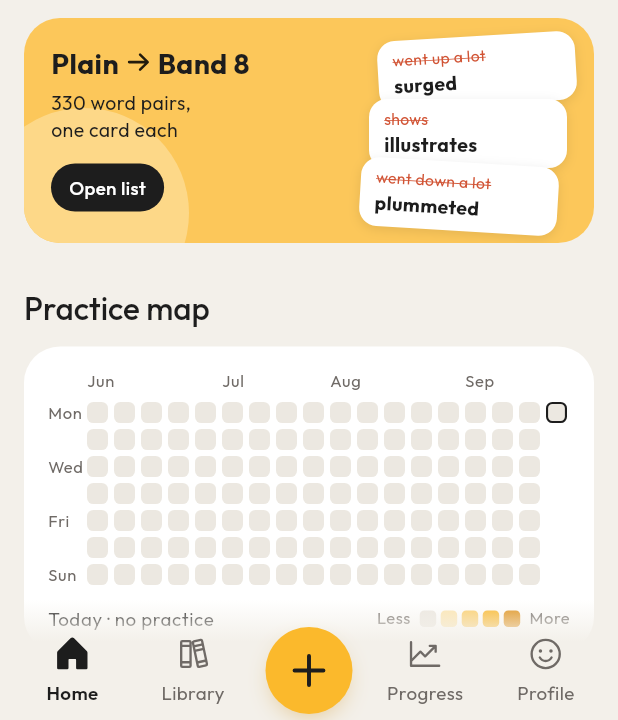
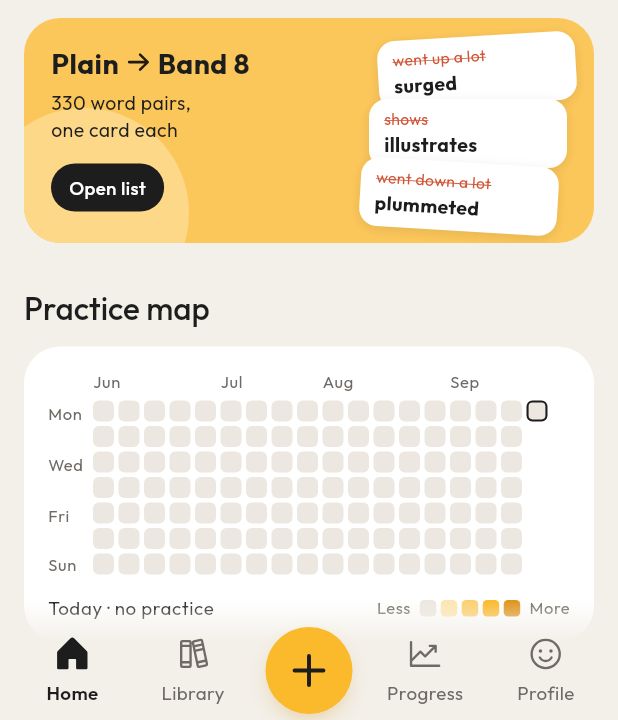
Before and after one commit to junechakma/IELTSWords, a Flutter app: the AppShell screen opened directly, on a phone screen of 412 x 824 dp, the part 516-1236 px from its top. Run offline on Flutter 3.47's test engine with Material 3 defaults, Android fonts, the phone set to English and light mode, and no system bars; drawn by our look-alikes of flutter_animate; our stand-ins replace audioplayers, flutter_local_notifications, flutter_riverpod, flutter_tts, google_fonts, phosphor_flutter and 2 more; accounts and stored records are empty.

Commit message:
Hestmap fixed

```diff
--- a/lib/home/practice_heatmap.dart
+++ b/lib/home/practice_heatmap.dart
@@ -36,20 +36,32 @@ class _PracticeHeatmapState extends State<PracticeHeatmap> {
     final label = Theme.of(context).textTheme.bodySmall?.copyWith(color: AppColors.inkSoft, fontSize: 11);
 
     return LayoutBuilder(builder: (context, c) {
-      const dayLabelW = 26.0;
-      const gap = 4.0;
-      final cell = ((c.maxWidth - dayLabelW - gap * (widget.weeks - 1)) / widget.weeks).floorToDouble();
+      const dayLabelW = 30.0;
+      const gap = 3.0;
+      // Fit the grid to the width, but never below a tappable cell size;
+      // when it doesn't fit, the grid scrolls sideways and opens at today.
+      final fitted = ((c.maxWidth - dayLabelW - gap * (widget.weeks - 1)) / widget.weeks).floorToDouble();
+      final cell = fitted < 13 ? 14.0 : fitted;
+      final scrolls = fitted < 13;
 
       final columns = <Widget>[];
       final monthLabels = <Widget>[];
-      int? lastMonth;
+      var lastLabelAt = -99;
       for (var w = 0; w < widget.weeks; w++) {
         final weekStart = firstMonday.add(Duration(days: w * 7));
-        final showMonth = weekStart.month != lastMonth && weekStart.day <= 7 || w == 0;
-        lastMonth = weekStart.month;
+        final newMonth = w == 0 || weekStart.day <= 7;
+        // Keep at least 3 weeks between labels so they never collide.
+        final showMonth = newMonth && w - lastLabelAt >= 3 && w < widget.weeks - 1;
+        if (showMonth) lastLabelAt = w;
         monthLabels.add(SizedBox(
           width: cell + (w == widget.weeks - 1 ? 0 : gap),
-          child: showMonth ? Text(_months[weekStart.month - 1], style: label, overflow: TextOverflow.visible, softWrap: false) : null,
+          child: showMonth
+              ? OverflowBox(
+                  alignment: Alignment.centerLeft,
+                  maxWidth: 40,
+                  child: Text(_months[weekStart.month - 1], style: label, softWrap: false),
+                )
+              : null,
         ));
 
         columns.add(Padding(
@@ -70,10 +82,10 @@ class _PracticeHeatmapState extends State<PracticeHeatmap> {
                       margin: EdgeInsets.only(bottom: d == 6 ? 0 : gap),
                       decoration: BoxDecoration(
                         color: future ? Colors.transparent : AppColors.heat[lvl],
-                        borderRadius: BorderRadius.circular(cell * .3),
+                        borderRadius: BorderRadius.circular(cell * .28),
                         border: isToday || day == _selected ? Border.all(color: AppColors.ink, width: 1.4) : null,
                       ),
-                    ).animate(delay: (w * 18).ms).fadeIn(duration: 300.ms).scaleXY(begin: .6, end: 1, curve: Curves.easeOutBack),
+                    ),
                   );
                 }),
             ],
@@ -81,28 +93,42 @@ class _PracticeHeatmapState extends State<PracticeHeatmap> {
         ));
       }
 
+      final grid = Column(
+        crossAxisAlignment: CrossAxisAlignment.start,
+        children: [
+          SizedBox(height: 16, child: Row(children: monthLabels)),
+          const SizedBox(height: 4),
+          Row(crossAxisAlignment: CrossAxisAlignment.start, children: columns),
+        ],
+      ).animate().fadeIn(duration: 350.ms);
+
+      final dayLabels = Column(
+        crossAxisAlignment: CrossAxisAlignment.start,
+        children: [
+          const SizedBox(height: 20),
+          for (var d = 0; d < 7; d++)
+            SizedBox(
+              height: cell + (d == 6 ? 0 : gap),
+              child: d.isEven ? Align(alignment: Alignment.centerLeft, child: Text(_days[d], style: label?.copyWith(height: 1))) : null,
+            ),
+        ],
+      );
+
       final sel = _selected ?? today;
       final selWords = widget.wordsOn(sel);
 
       return Column(
         crossAxisAlignment: CrossAxisAlignment.start,
         children: [
-          Padding(padding: const EdgeInsets.only(left: dayLabelW), child: Row(children: monthLabels)),
-          const SizedBox(height: 6),
           Row(
             crossAxisAlignment: CrossAxisAlignment.start,
             children: [
-              SizedBox(
-                width: dayLabelW,
-                child: Column(
-                  crossAxisAlignment: CrossAxisAlignment.start,
-                  children: [
-                    for (var d = 0; d < 7; d++)
-                      SizedBox(height: cell + (d == 6 ? 0 : gap), child: d.isEven ? Text(_days[d], style: label) : null),
-                  ],
-                ),
+              SizedBox(width: dayLabelW, child: dayLabels),
+              Expanded(
+                child: scrolls
+                    ? SingleChildScrollView(scrollDirection: Axis.horizontal, reverse: true, child: grid)
+                    : grid,
               ),
-              ...columns,
             ],
           ),
           const SizedBox(height: 14),
```
Also changed, not shown: 1 other file.
